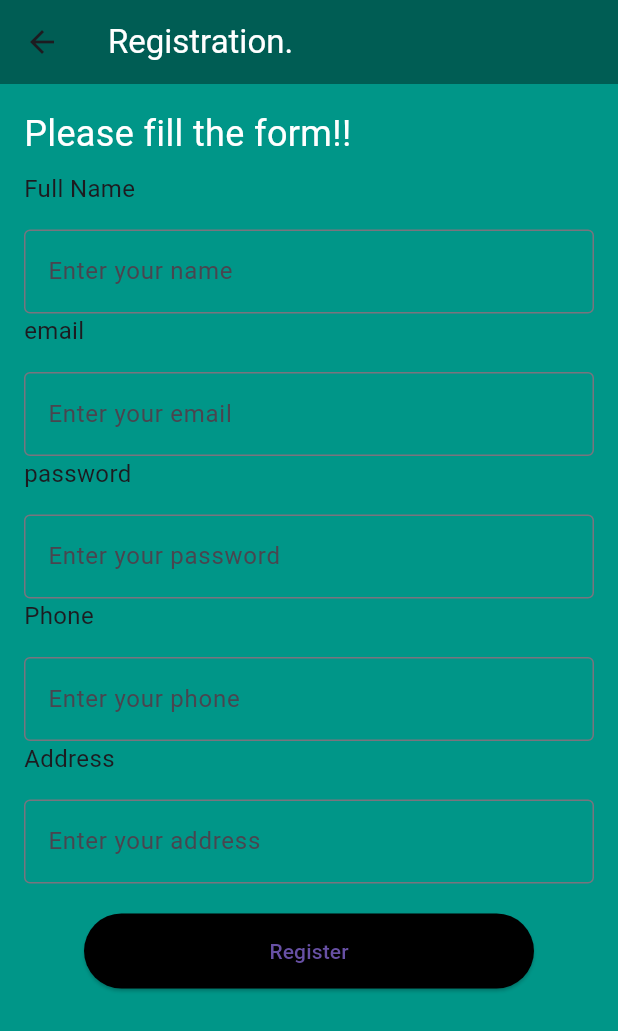
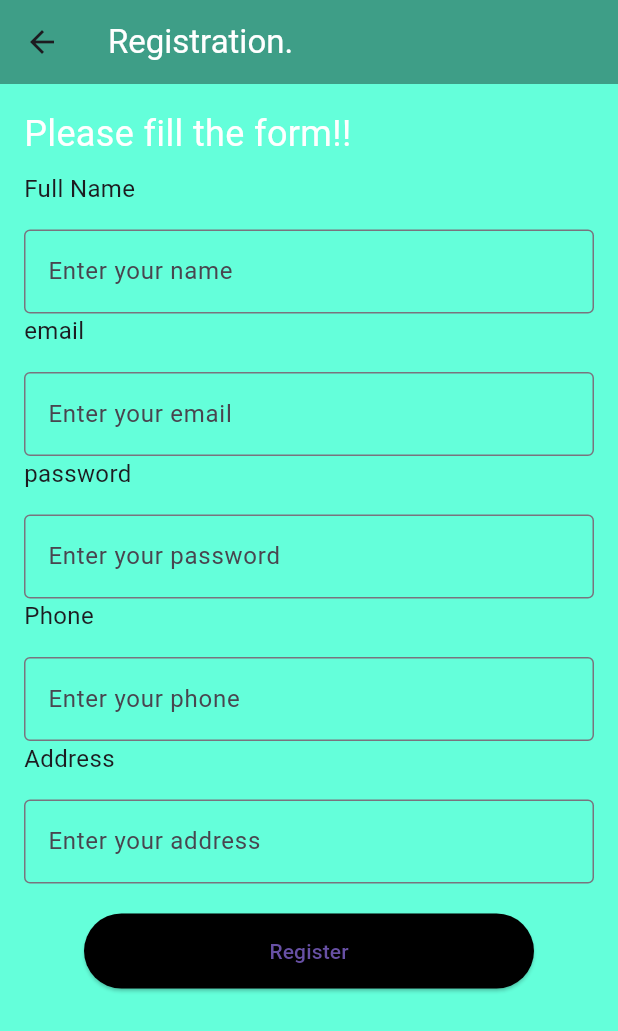
Before and after one commit to dilmurood/Flutter_Project, a Flutter app: the screen it shows after launch, after a tap on "Login", on a phone screen of 412 x 824 dp. Shown: the top 1031 px of the screen. Run offline on Flutter 3.47's test engine with Material 3 defaults, Android fonts, the phone set to English and light mode, and no system bars.

Commit message:
adding a little bit style

```diff
--- a/lib/AddItemShow.dart
+++ b/lib/AddItemShow.dart
@@ -15,7 +15,7 @@ class AddItemShow extends StatelessWidget{
     final String price = args['price'];
 
     return Scaffold(
-      backgroundColor: Colors.teal,
+      backgroundColor: Colors.tealAccent,
       appBar: AppBar(
         title: const Text('Added Product Info'),
         backgroundColor: Colors.black38,
--- a/lib/LoginScreen.dart
+++ b/lib/LoginScreen.dart
@@ -19,7 +19,7 @@ class LoginScreen extends StatelessWidget {
   @override
   Widget build(BuildContext context) {
     return Scaffold(
-      backgroundColor: Colors.teal,
+      backgroundColor: Colors.tealAccent,
       body: SafeArea(
         child: Column(
           children: [
--- a/lib/ProfileScreen.dart
+++ b/lib/ProfileScreen.dart
@@ -24,7 +24,7 @@ class ProfileScreen extends StatelessWidget {
     final String address = args['address'];
 
     return Scaffold(
-      backgroundColor: Colors.teal,
+      backgroundColor: Colors.tealAccent,
       body: Center(
           child: Column(children: <Widget>[
         const Expanded(
--- a/lib/RegisterationScreen.dart
+++ b/lib/RegisterationScreen.dart
@@ -31,7 +31,7 @@ class RegistrationScreen extends StatelessWidget {
   @override
   Widget build(BuildContext context) {
     return Scaffold(
-      backgroundColor: Colors.teal,
+      backgroundColor: Colors.tealAccent,
       appBar: AppBar(
         backgroundColor: Colors.black38,
         title: const Text(
```
